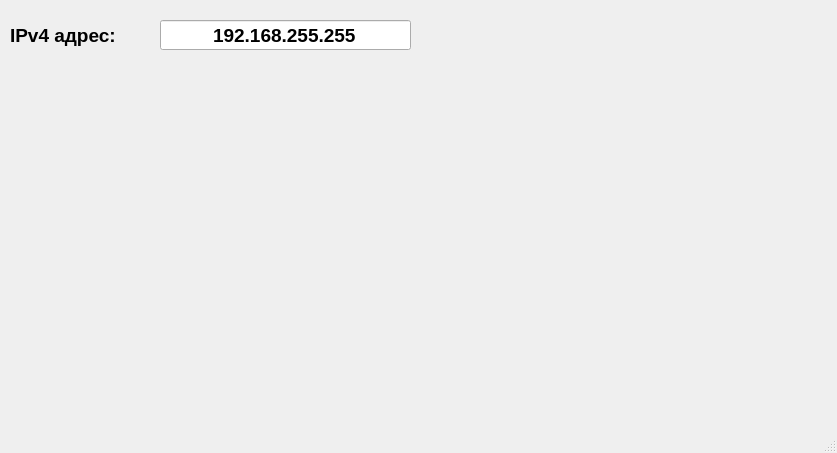
Above: gui.ui from freerunner1317/ipCalcPyCharm before the change. Below: the same form after it.
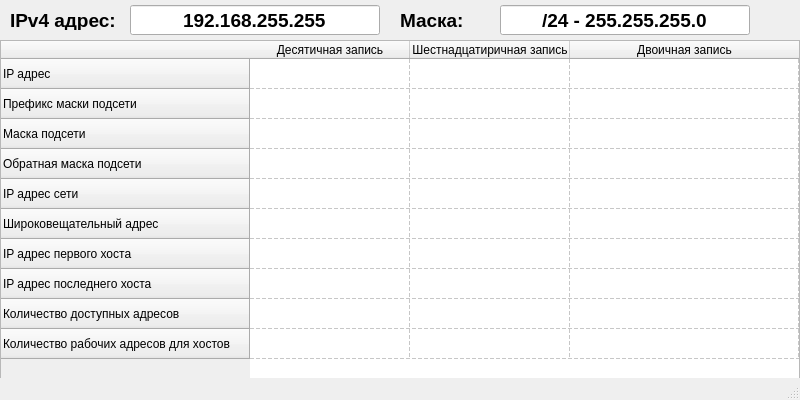
That is the form after the change.

Diff of the .ui file:
```diff
--- a/gui.ui
+++ b/gui.ui
@@ -2,14 +2,35 @@
 <ui version="4.0">
  <class>MainWindow</class>
  <widget class="QMainWindow" name="MainWindow">
+  <property name="enabled">
+   <bool>true</bool>
+  </property>
   <property name="geometry">
    <rect>
     <x>0</x>
     <y>0</y>
-    <width>837</width>
-    <height>453</height>
+    <width>800</width>
+    <height>400</height>
    </rect>
   </property>
+  <property name="sizePolicy">
+   <sizepolicy hsizetype="Maximum" vsizetype="Maximum">
+    <horstretch>0</horstretch>
+    <verstretch>0</verstretch>
+   </sizepolicy>
+  </property>
+  <property name="minimumSize">
+   <size>
+    <width>800</width>
+    <height>400</height>
+   </size>
+  </property>
+  <property name="maximumSize">
+   <size>
+    <width>800</width>
+    <height>400</height>
+   </size>
+  </property>
   <property name="windowTitle">
    <string>IPv4 Calculator</string>
   </property>
@@ -25,8 +46,8 @@
      <rect>
       <x>10</x>
       <y>10</y>
-      <width>150</width>
-      <height>50</height>
+      <width>111</width>
+      <height>20</height>
      </rect>
     </property>
     <property name="font">
@@ -41,11 +62,14 @@
     </property>
    </widget>
    <widget class="QLineEdit" name="lineEdit">
+    <property name="enabled">
+     <bool>true</bool>
+    </property>
     <property name="geometry">
      <rect>
-      <x>160</x>
-      <y>20</y>
-      <width>251</width>
+      <x>130</x>
+      <y>5</y>
+      <width>250</width>
       <height>30</height>
      </rect>
     </property>
@@ -66,6 +90,195 @@
      <set>Qt::AlignCenter</set>
     </property>
    </widget>
+   <widget class="QLabel" name="label_2">
+    <property name="geometry">
+     <rect>
+      <x>400</x>
+      <y>10</y>
+      <width>71</width>
+      <height>20</height>
+     </rect>
+    </property>
+    <property name="font">
+     <font>
+      <pointsize>14</pointsize>
+      <weight>75</weight>
+      <bold>true</bold>
+     </font>
+    </property>
+    <property name="text">
+     <string>Маска:</string>
+    </property>
+   </widget>
+   <widget class="QLineEdit" name="lineEdit_2">
+    <property name="geometry">
+     <rect>
+      <x>500</x>
+      <y>5</y>
+      <width>250</width>
+      <height>30</height>
+     </rect>
+    </property>
+    <property name="font">
+     <font>
+      <pointsize>14</pointsize>
+      <weight>75</weight>
+      <bold>true</bold>
+     </font>
+    </property>
+    <property name="autoFillBackground">
+     <bool>false</bool>
+    </property>
+    <property name="text">
+     <string>/24 - 255.255.255.0</string>
+    </property>
+    <property name="alignment">
+     <set>Qt::AlignCenter</set>
+    </property>
+   </widget>
+   <widget class="QTableWidget" name="tableWidget">
+    <property name="geometry">
+     <rect>
+      <x>0</x>
+      <y>40</y>
+      <width>800</width>
+      <height>350</height>
+     </rect>
+    </property>
+    <property name="sizePolicy">
+     <sizepolicy hsizetype="Preferred" vsizetype="Preferred">
+      <horstretch>0</horstretch>
+      <verstretch>0</verstretch>
+     </sizepolicy>
+    </property>
+    <property name="minimumSize">
+     <size>
+      <width>800</width>
+      <height>350</height>
+     </size>
+    </property>
+    <property name="maximumSize">
+     <size>
+      <width>800</width>
+      <height>350</height>
+     </size>
+    </property>
+    <property name="baseSize">
+     <size>
+      <width>800</width>
+      <height>350</height>
+     </size>
+    </property>
+    <property name="contextMenuPolicy">
+     <enum>Qt::ActionsContextMenu</enum>
+    </property>
+    <property name="autoFillBackground">
+     <bool>true</bool>
+    </property>
+    <property name="showGrid">
+     <bool>true</bool>
+    </property>
+    <property name="gridStyle">
+     <enum>Qt::DashLine</enum>
+    </property>
+    <property name="sortingEnabled">
+     <bool>false</bool>
+    </property>
+    <attribute name="horizontalHeaderDefaultSectionSize">
+     <number>160</number>
+    </attribute>
+    <attribute name="horizontalHeaderHighlightSections">
+     <bool>false</bool>
+    </attribute>
+    <attribute name="horizontalHeaderShowSortIndicator" stdset="0">
+     <bool>false</bool>
+    </attribute>
+    <attribute name="horizontalHeaderStretchLastSection">
+     <bool>true</bool>
+    </attribute>
+    <attribute name="verticalHeaderDefaultSectionSize">
+     <number>30</number>
+    </attribute>
+    <attribute name="verticalHeaderHighlightSections">
+     <bool>false</bool>
+    </attribute>
+    <attribute name="verticalHeaderStretchLastSection">
+     <bool>false</bool>
+    </attribute>
+    <row>
+     <property name="text">
+      <string>IP адрес</string>
+     </property>
+    </row>
+    <row>
+     <property name="text">
+      <string>Префикс маски подсети</string>
+     </property>
+    </row>
+    <row>
+     <property name="text">
+      <string>Маска подсети</string>
+     </property>
+    </row>
+    <row>
+     <property name="text">
+      <string>Обратная маска подсети</string>
+     </property>
+    </row>
+    <row>
+     <property name="text">
+      <string>IP адрес сети</string>
+     </property>
+    </row>
+    <row>
+     <property name="text">
+      <string>Широковещательный адрес</string>
+     </property>
+    </row>
+    <row>
+     <property name="text">
+      <string>IP адрес первого хоста</string>
+     </property>
+    </row>
+    <row>
+     <property name="text">
+      <string>IP адрес последнего хоста</string>
+     </property>
+    </row>
+    <row>
+     <property name="text">
+      <string>Количество доступных адресов</string>
+     </property>
+    </row>
+    <row>
+     <property name="text">
+      <string>Количество рабочих адресов для хостов</string>
+     </property>
+    </row>
+    <column>
+     <property name="text">
+      <string>Десятичная запись</string>
+     </property>
+    </column>
+    <column>
+     <property name="text">
+      <string>Шестнадцатиричная запись</string>
+     </property>
+    </column>
+    <column>
+     <property name="text">
+      <string>Двоичная запись</string>
+     </property>
+    </column>
+    <item row="0" column="0">
+     <property name="text">
+      <string/>
+     </property>
+     <property name="textAlignment">
+      <set>AlignCenter</set>
+     </property>
+    </item>
+   </widget>
   </widget>
   <widget class="QMenuBar" name="menubar">
    <property name="geometry">
```
Left out of the diff: 4 changed lines with no effect on the pictures.
